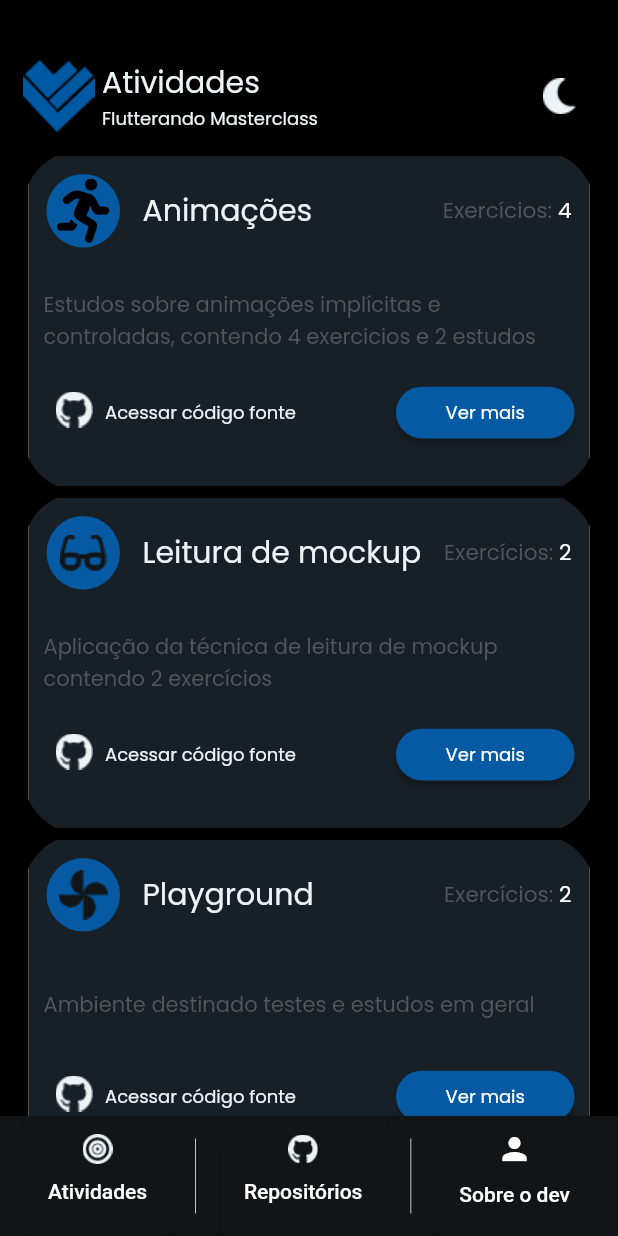
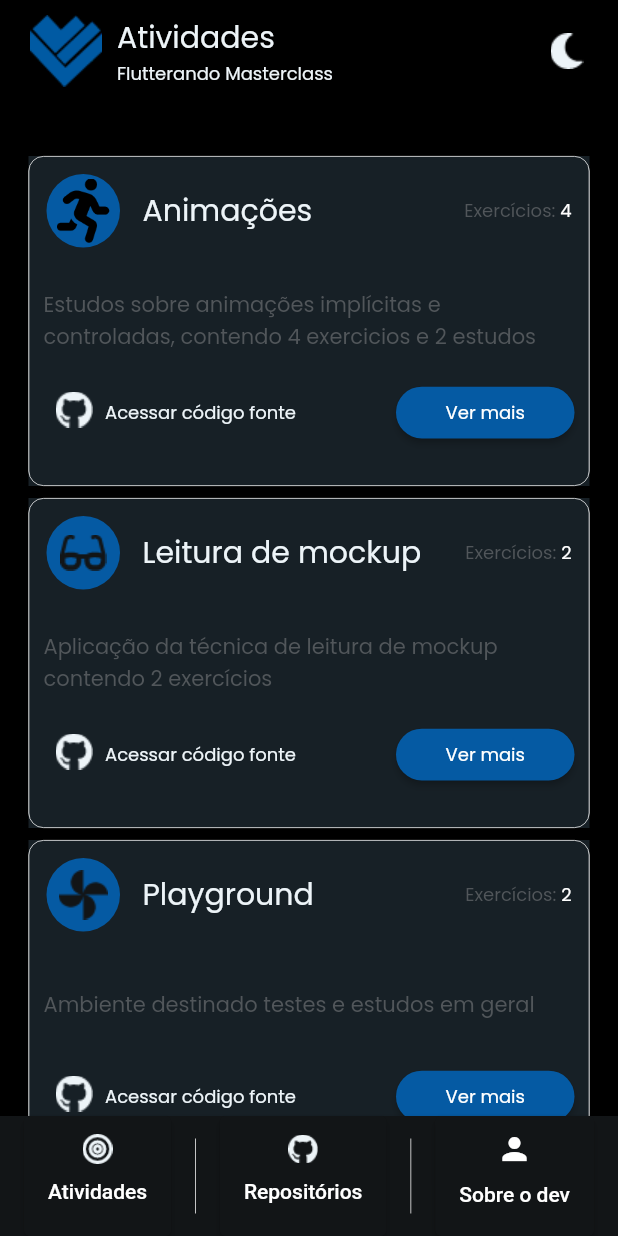
Before and after one commit to BrunoDegan/flutter-playgroun, a Flutter app: the screen it shows after launch, on a phone screen of 412 x 824 dp. Run offline on Flutter 3.47's test engine with Material 2 defaults, Android fonts, the phone set to English and light mode, and no system bars; our stand-ins replace flutter_svg; Roboto replaces fonts that are missing (Montserrat, Poppins-Bold, Poppins-Medium).

```diff
--- a/lib/common/text_formatter.dart
+++ b/lib/common/text_formatter.dart
@@ -52,7 +52,6 @@ getFlutterandoHeaderSubTitleStyle({required String headerSubtitle}) {
 
 getFlutterandoCounterFormatted({required String counterText}) {
   return RichText(
-    textScaleFactor: 1.2,
     textAlign: TextAlign.center,
     maxLines: 1,
     text: TextSpan(
--- a/lib/flutterando_screen/about/favorites/favorites_list_tile.dart
+++ b/lib/flutterando_screen/about/favorites/favorites_list_tile.dart
@@ -11,7 +11,6 @@ class FavoritesListTile extends StatelessWidget {
       color: const Color(0xFF172026),
       elevation: 2,
       shape: RoundedRectangleBorder(borderRadius: BorderRadius.circular(30.0)),
-      child: GestureDetector(
       child: Padding(
         padding: const EdgeInsets.only(
           top: 13,
@@ -27,7 +26,9 @@ class FavoritesListTile extends StatelessWidget {
               alignment: Alignment.center,
               width: 38.8,
               height: 46.0,
-                fit: BoxFit.cover,
+            ),
+            const SizedBox(
+              height: 8,
             ),
             Text(
               data.title,
@@ -42,7 +43,6 @@ class FavoritesListTile extends StatelessWidget {
           ],
         ),
       ),
-      ),
     );
   }
 }
--- a/lib/flutterando_screen/flutterando_main_page.dart
+++ b/lib/flutterando_screen/flutterando_main_page.dart
@@ -1,6 +1,6 @@
 import 'package:flutter/material.dart';
 import 'package:flutter_playground/common/list_constants.dart';
-import 'package:flutter_playground/common/strings_constants.dart';
+import 'package:flutter_playground/flutterando_screen/widgets/flutterando_bottom_sheet.dart';
 import 'package:flutter_playground/flutterando_screen/widgets/flutterando_list_tile.dart';
 import 'package:flutter_playground/flutterando_screen/widgets/flutterando_top_bar_widget.dart';
 import 'package:flutter_playground/routes/constants_router.dart';
@@ -25,92 +25,8 @@ class _FlutterandoMainPageState extends State<FlutterandoMainPage> {
         ],
       ),
       bottomNavigationBar:
-          BottomAppBar(elevation: 3, child: _bottomButtonNav()),
+          BottomAppBar(elevation: 3, child: bottomButtonNav(context)),
     );
-  }
-
-  Widget _bottomButtonNav() {
-    return Container(
-      width: MediaQuery.of(context).size.width,
-      height: 80,
-      color: const Color(0XFF121517),
-      child: Row(
-        mainAxisAlignment: MainAxisAlignment.spaceEvenly,
-        children: [
-          _createBottomSheetButton(
-            imagePath: "assets/flutterando_screen/activities_icon.png",
-            buttonTextTitle: flutterandoBottomsheetTitle1,
-            onClicked: () {
-              //TODO criar as outras paginas do bottom navigator
-            },
-          ),
-          Container(
-            color: Colors.white,
-            width: 0.5,
-            height: 50,
-          ),
-          _createBottomSheetButton(
-            imagePath: "assets/flutterando_screen/github_icon.png",
-            buttonTextTitle: flutterandoBottomsheetTitle2,
-            onClicked: () {
-              //TODO criar as outras paginas do bottom navigator
-            },
-          ),
-          Container(
-            color: Colors.white,
-            width: 0.5,
-            height: 50,
-          ),
-          _createBottomSheetButton(
-            materialIcon: Icons.person,
-            buttonTextTitle: flutterandoBottomsheetTitle3,
-            onClicked: () {
-              Navigator.of(context).pushNamed(aboutRoute);
-            },
-          )
-        ],
-      ),
-    );
-  }
-
-  Widget _createBottomSheetButton(
-      {required String buttonTextTitle,
-      String? imagePath,
-      IconData? materialIcon,
-      required Function onClicked}) {
-    return ElevatedButton(
-      style: ButtonStyle(
-        backgroundColor:
-            MaterialStateProperty.all<Color>(const Color(0XFF121517)),
-      ),
-      onPressed: () => onClicked.call(),
-      child: Column(
-        mainAxisAlignment: MainAxisAlignment.center,
-        crossAxisAlignment: CrossAxisAlignment.center,
-        children: [
-          _handleBackgroundImage(imagePath),
-          Padding(
-            padding: const EdgeInsets.only(top: 10, bottom: 10),
-            child: Text(
-              buttonTextTitle,
-              style: const TextStyle(fontFamily: "Montserrat"),
-            ),
-          ),
-        ],
-      ),
-    );
-  }
-
-  Widget _handleBackgroundImage(String? imagePath) {
-    if (imagePath != null) {
-      return Image.asset(
-        imagePath,
-        width: 20,
-        height: 20,
-      );
-    } else {
-      return const Icon(Icons.person);
-    }
   }
 
   _handleScreenFlow(int index) {
--- /dev/null
+++ b/lib/flutterando_screen/widgets/flutterando_bottom_sheet.dart
@@ -0,0 +1,87 @@
+import 'package:flutter/material.dart';
+import 'package:flutter_playground/common/strings_constants.dart';
+import 'package:flutter_playground/routes/constants_router.dart';
+
+_handleBackgroundImage(String? imagePath) {
+  if (imagePath != null) {
+    return Image.asset(
+      imagePath,
+      width: 20,
+      height: 20,
+    );
+  } else {
+    return const Icon(Icons.person);
+  }
+}
+
+_createBottomSheetButton(
+    {required String buttonTextTitle,
+    String? imagePath,
+    IconData? materialIcon,
+    required Function onClicked}) {
+  return ElevatedButton(
+    style: ButtonStyle(
+      backgroundColor:
+          MaterialStateProperty.all<Color>(const Color(0XFF121517)),
+    ),
+    onPressed: () => onClicked.call(),
+    child: Column(
+      mainAxisAlignment: MainAxisAlignment.center,
+      crossAxisAlignment: CrossAxisAlignment.center,
+      children: [
+        _handleBackgroundImage(imagePath),
+        Padding(
+          padding: const EdgeInsets.only(top: 10, bottom: 10),
+          child: Text(
+            buttonTextTitle,
+            style: const TextStyle(fontFamily: "Montserrat"),
+          ),
+        ),
+      ],
+    ),
+  );
+}
+
+Widget bottomButtonNav(BuildContext context) {
+  return Container(
+    width: MediaQuery.of(context).size.width,
+    height: 80,
+    color: const Color(0XFF121517),
+    child: Row(
+      mainAxisAlignment: MainAxisAlignment.spaceEvenly,
+      children: [
+        _createBottomSheetButton(
+          imagePath: "assets/flutterando_screen/activities_icon.png",
+          buttonTextTitle: flutterandoBottomsheetTitle1,
+          onClicked: () {
+            //TODO criar as outras paginas do bottom navigator
+          },
+        ),
+        Container(
+          color: Colors.white,
+          width: 0.5,
+          height: 50,
+        ),
+        _createBottomSheetButton(
+          imagePath: "assets/flutterando_screen/github_icon.png",
+          buttonTextTitle: flutterandoBottomsheetTitle2,
+          onClicked: () {
+            //TODO criar as outras paginas do bottom navigator
+          },
+        ),
+        Container(
+          color: Colors.white,
+          width: 0.5,
+          height: 50,
+        ),
+        _createBottomSheetButton(
+          materialIcon: Icons.person,
+          buttonTextTitle: flutterandoBottomsheetTitle3,
+          onClicked: () {
+            Navigator.of(context).pushNamed(aboutRoute);
+          },
+        )
+      ],
+    ),
+  );
+}
--- a/lib/flutterando_screen/widgets/flutterando_list_tile.dart
+++ b/lib/flutterando_screen/widgets/flutterando_list_tile.dart
@@ -22,12 +22,16 @@ class _FlutterandoListTileState extends State<FlutterandoListTile> {
 
   @override
   Widget build(BuildContext context) {
-    return ClipRRect(
-      clipBehavior: Clip.antiAliasWithSaveLayer,
-      borderRadius: const BorderRadius.all(
-        Radius.circular(40.0),
+    return Card(
+      shape: const RoundedRectangleBorder(
+        borderRadius: BorderRadius.all(
+          Radius.circular(10.0),
         ),
-      child: Card(
+        side: BorderSide(
+          width: 0.5,
+          color: Colors.white,
+        ),
+      ),
       elevation: 2.0,
       child: Container(
         height: 220.0,
@@ -42,7 +46,6 @@ class _FlutterandoListTileState extends State<FlutterandoListTile> {
             const Spacer(),
             _bottomCardView(),
           ],
-          ),
         ),
       ),
     );
--- a/lib/flutterando_screen/widgets/flutterando_top_bar_widget.dart
+++ b/lib/flutterando_screen/widgets/flutterando_top_bar_widget.dart
@@ -10,8 +10,9 @@ class FlutterandoTopBarWidget extends StatelessWidget {
 
   @override
   Widget build(BuildContext context) {
-    return Padding(
-      padding: const EdgeInsets.only(top: 40, left: 15, right: 15),
+    return SafeArea(
+      child: Padding(
+        padding: const EdgeInsets.only(top: 10, left: 20, right: 10),
         child: Row(
             mainAxisAlignment: MainAxisAlignment.spaceBetween,
             crossAxisAlignment: CrossAxisAlignment.start,
@@ -21,7 +22,7 @@ class FlutterandoTopBarWidget extends StatelessWidget {
                 crossAxisAlignment: CrossAxisAlignment.start,
                 children: [
                   Image.asset("assets/flutterando_screen/logo.png"),
-                const SizedBox(width: 5),
+                  const SizedBox(width: 10),
                   Column(
                     crossAxisAlignment: CrossAxisAlignment.start,
                     children: [
@@ -47,6 +48,7 @@ class FlutterandoTopBarWidget extends StatelessWidget {
                 },
               ),
             ]),
+      ),
     );
   }
 }
```
Also changed, not shown: lib/common/strings_constants.dart (+6 -6 lines), lib/flutterando_screen/about/about_card_widget.dart (deleted, +0 -149 lines), lib/flutterando_screen/about/datasource/AboutPageDataSource.dart (+27 -15 lines), lib/flutterando_screen/about/favorites/favorites_widget.dart (+25 -13 lines), lib/flutterando_screen/about/flutterando_about_main_page.dart (+33 -5 lines), lib/flutterando_screen/about/profile_info/about_card_widget.dart (added, +97 -0 lines), lib/flutterando_screen/about/skills/skills_list_tile.dart (+26 -19 lines), lib/flutterando_screen/about/skills/skills_widget.dart (+27 -23 lines), 1 other file. Lines whose indentation alone changed are shown as unchanged.
